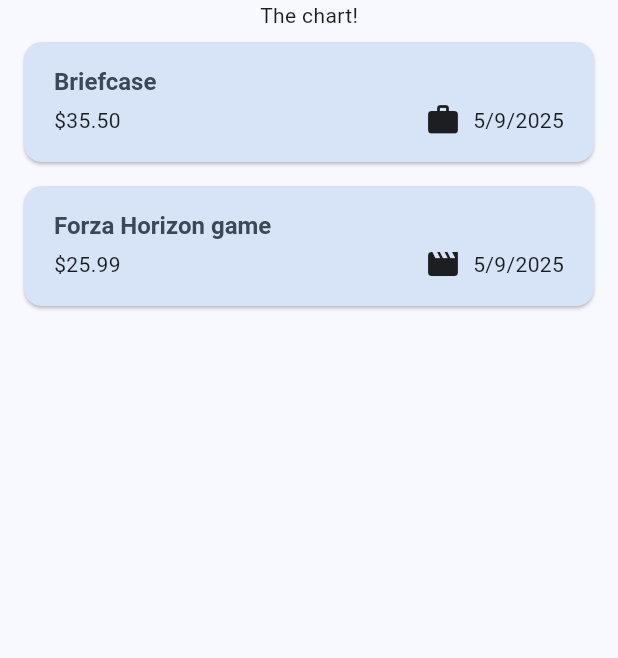
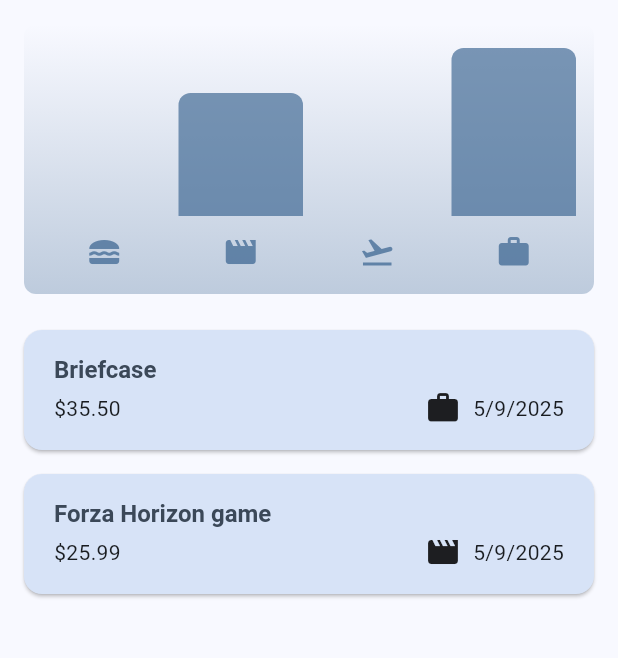
Before and after one commit to Anndderssonn/MindMoney, a Flutter app: the screen it shows after launch, on a phone screen of 412 x 824 dp, the part 84-742 px from its top. Run offline on Flutter 3.47's test engine with Material 3 defaults, Android fonts, the light colour scheme and no system bars.

Commit message:
feat: Add widget chart

```diff
--- a/lib/presentation/screens/home/home_screen.dart
+++ b/lib/presentation/screens/home/home_screen.dart
@@ -1,6 +1,7 @@
 import 'package:flutter/material.dart';
 import 'package:mindmoney/domain/entities/expense_entity.dart';
 import 'package:mindmoney/presentation/screens/expenses/new_expense.dart';
+import 'package:mindmoney/presentation/widgets/charts/chart.dart';
 import 'package:mindmoney/presentation/widgets/expenses/expenses_list.dart';
 
 class HomeScreen extends StatefulWidget {
@@ -87,7 +88,10 @@
         ],
       ),
       body: Column(
-        children: [Text('The chart!'), Expanded(child: mainContent)],
+        children: [
+          Chart(expenses: _expensesRegistered),
+          Expanded(child: mainContent),
+        ],
       ),
     );
   }
--- /dev/null
+++ b/lib/presentation/widgets/charts/chart.dart
@@ -0,0 +1,91 @@
+import 'package:flutter/material.dart';
+import 'package:mindmoney/domain/entities/expense_entity.dart';
+import 'package:mindmoney/presentation/widgets/charts/chart_bar.dart';
+import 'package:mindmoney/presentation/widgets/expenses/expenses_list.dart';
+
+class Chart extends StatelessWidget {
+  final List<ExpenseEntity> expenses;
+
+  const Chart({super.key, required this.expenses});
+
+  List<ExpenseBucket> get buckets {
+    return [
+      ExpenseBucket.forCategory(expenses, Categories.food),
+      ExpenseBucket.forCategory(expenses, Categories.leisure),
+      ExpenseBucket.forCategory(expenses, Categories.travel),
+      ExpenseBucket.forCategory(expenses, Categories.work),
+    ];
+  }
+
+  double get maxTotalExpense {
+    double maxTotalExpense = 0;
+    for (final bucket in buckets) {
+      if (bucket.totalExpenses > maxTotalExpense) {
+        maxTotalExpense = bucket.totalExpenses;
+      }
+    }
+    return maxTotalExpense;
+  }
+
+  @override
+  Widget build(BuildContext context) {
+    final isDarkMode =
+        MediaQuery.of(context).platformBrightness == Brightness.dark;
+    return Container(
+      margin: const EdgeInsets.all(16),
+      padding: const EdgeInsets.symmetric(vertical: 16, horizontal: 8),
+      width: double.infinity,
+      height: 180,
+      decoration: BoxDecoration(
+        borderRadius: BorderRadius.circular(8),
+        gradient: LinearGradient(
+          colors: [
+            Theme.of(context).colorScheme.primary.withValues(alpha: 0.3),
+            Theme.of(context).colorScheme.primary.withValues(alpha: 0),
+          ],
+          begin: Alignment.bottomCenter,
+          end: Alignment.topCenter,
+        ),
+      ),
+      child: Column(
+        children: [
+          Expanded(
+            child: Row(
+              crossAxisAlignment: CrossAxisAlignment.end,
+              children: [
+                for (final buckect in buckets)
+                  ChartBar(
+                    fill:
+                        buckect.totalExpenses == 0
+                            ? 0
+                            : buckect.totalExpenses / maxTotalExpense,
+                  ),
+              ],
+            ),
+          ),
+          const SizedBox(height: 12),
+          Row(
+            children:
+                buckets
+                    .map(
+                      (bucket) => Expanded(
+                        child: Padding(
+                          padding: const EdgeInsets.symmetric(horizontal: 4),
+                          child: Icon(
+                            categoryIcons[bucket.category],
+                            color:
+                                isDarkMode
+                                    ? Theme.of(context).colorScheme.secondary
+                                    : Theme.of(context).colorScheme.primary
+                                        .withValues(alpha: 0.7),
+                          ),
+                        ),
+                      ),
+                    )
+                    .toList(),
+          ),
+        ],
+      ),
+    );
+  }
+}
--- /dev/null
+++ b/lib/presentation/widgets/charts/chart_bar.dart
@@ -0,0 +1,35 @@
+import 'package:flutter/material.dart';
+
+class ChartBar extends StatelessWidget {
+  final double fill;
+
+  const ChartBar({super.key, required this.fill});
+
+  @override
+  Widget build(BuildContext context) {
+    final isDarkMode =
+        MediaQuery.of(context).platformBrightness == Brightness.dark;
+    return Expanded(
+      child: Padding(
+        padding: const EdgeInsets.symmetric(horizontal: 4),
+        child: FractionallySizedBox(
+          heightFactor: fill,
+          child: DecoratedBox(
+            decoration: BoxDecoration(
+              shape: BoxShape.rectangle,
+              borderRadius: const BorderRadius.vertical(
+                top: Radius.circular(8),
+              ),
+              color:
+                  isDarkMode
+                      ? Theme.of(context).colorScheme.secondary
+                      : Theme.of(
+                        context,
+                      ).colorScheme.primary.withValues(alpha: 0.65),
+            ),
+          ),
+        ),
+      ),
+    );
+  }
+}
--- a/lib/presentation/widgets/expenses/expenses_list.dart
+++ b/lib/presentation/widgets/expenses/expenses_list.dart
@@ -34,3 +34,22 @@
     );
   }
 }
+
+class ExpenseBucket {
+  final Categories category;
+  final List<ExpenseEntity> expenses;
+
+  ExpenseBucket({required this.category, required this.expenses});
+
+  ExpenseBucket.forCategory(List<ExpenseEntity> allExpenses, this.category)
+    : expenses =
+          allExpenses.where((expense) => expense.category == category).toList();
+
+  double get totalExpenses {
+    double sum = 0;
+    for (final expense in expenses) {
+      sum += expense.amount;
+    }
+    return sum;
+  }
+}
```
